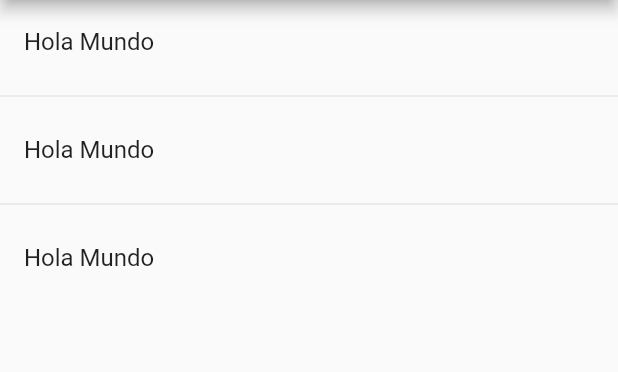
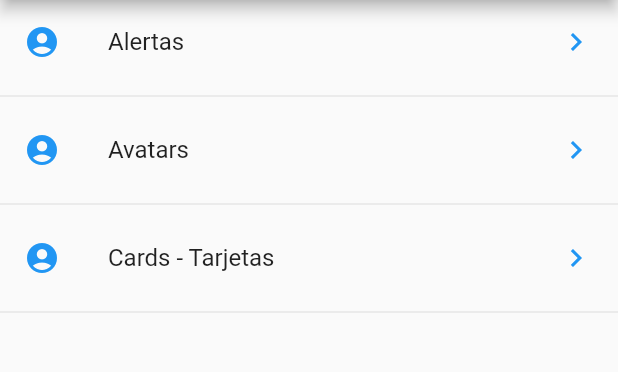
Before and after one commit to marlasantos24/Seccion6_ComponentesFlutter, a Flutter app: the screen it shows after launch, on a phone screen of 412 x 824 dp, the part 84-456 px from its top. Run offline on Flutter 3.47's test engine with Material 2 defaults, Android fonts, the phone set to English and light mode, and no system bars.

Commit message:
HomePague_FutureBuild

```diff
--- a/lib/src/pages/home_page.dart
+++ b/lib/src/pages/home_page.dart
@@ -12,21 +12,34 @@ class HomePage extends StatelessWidget {
       body: _lista(),
     );
   }
-   Widget _lista() {
-     print (menuProvider.opciones);
-     return ListView(
-       children: _listaItems(),
-     );
+  Widget _lista() {
+    return FutureBuilder(
+      future: menuProvider.cargarData(),
+      initialData: [],
+      builder: (context, AsyncSnapshot<List<dynamic>> snapshot) {
+        return ListView(
+          children: _listaItems(snapshot.data, context),
+        );
+      },
+    );
   }
 
-  List<Widget> _listaItems() {
-
-    return[
-      ListTile( title: Text('Hola Mundo')),
-      Divider(),
-      ListTile( title: Text('Hola Mundo')),
-      Divider(),
-      ListTile( title: Text('Hola Mundo')),
-    ];
+  List<Widget> _listaItems(data, context) {
+    final List<Widget> opciones = [];
+    if (data == null) {
+      return [];
+    }
+    data.forEach((opt) {
+      final widgetTemp = ListTile(
+        title: Text(opt['texto']),
+        leading: Icon(Icons.account_circle, color: Colors.blue),
+        trailing: Icon(Icons.keyboard_arrow_right, color: Colors.blue),
+        onTap: () {},
+      );
+      opciones
+        ..add(widgetTemp)
+        ..add(Divider());
+    });
+    return opciones;
   }
 }
--- a/lib/src/providers/menu_provider.dart
+++ b/lib/src/providers/menu_provider.dart
@@ -1,3 +1,5 @@
+import 'dart:convert';
+
 import 'package:flutter/services.dart' show rootBundle;
 
 class _MenuProvider{
@@ -5,14 +7,18 @@ class _MenuProvider{
   List <dynamic> opciones = [];
 
   _MenuProvider(){
-    cargarData();
+    //cargarData();
   }
 
-   cargarData() {
-     rootBundle.loadString('data/menu_opts.json')
-     .then((data){
-       print(data);
-     });
+   Future<List <dynamic>> cargarData() async{
+
+     final resp = await rootBundle.loadString('data/menu_opts.json');
+
+      Map dataMap = json.decode(resp);
+       //print( dataMap['rutas']);
+       opciones = dataMap['rutas'];
+
+      return opciones;
    }
 }
 
```
